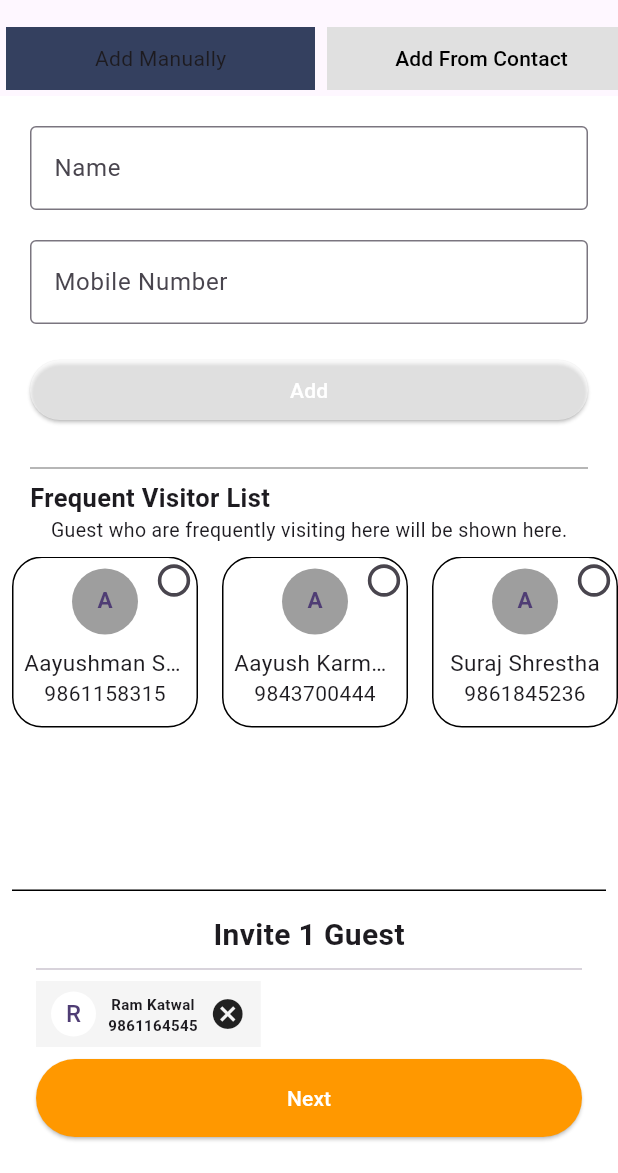
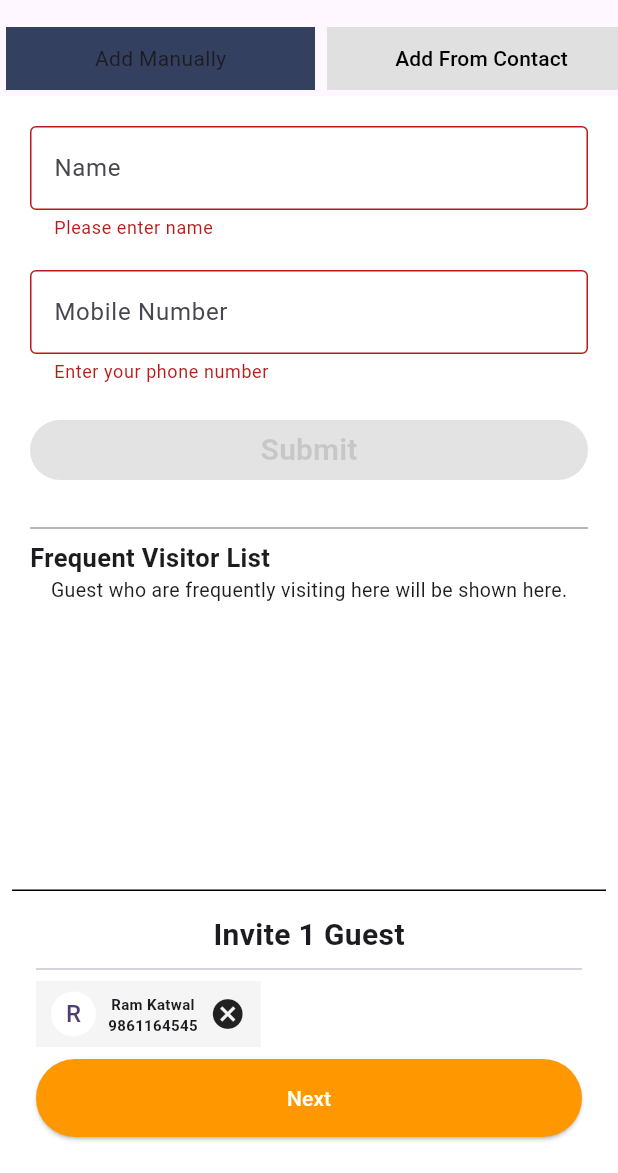
Before and after one commit to bipin24746/DayoneContacts, a Flutter app: the screen it shows after launch, on a phone screen of 412 x 824 dp, the part 63-1236 px from its top. Run offline on Flutter 3.47's test engine with Material 3 defaults, Android fonts, the phone set to English and light mode, and no system bars; drawn by our look-alikes of buttons_tabbar.

Commit message:
add manually logic almost finished

```diff
--- a/lib/pages/HomePage.dart
+++ b/lib/pages/HomePage.dart
@@ -9,10 +9,15 @@ class Homepage extends StatelessWidget {
 
   @override
   Widget build(BuildContext context) {
-    return DefaultTabController(
+    return GestureDetector(
+      onTap: ()=>FocusManager.instance.primaryFocus?.unfocus(),
+      child: DefaultTabController(
+
         length: 2,
         child: Scaffold(
+
           backgroundColor: Colors.white,
+          resizeToAvoidBottomInset: false,
           appBar: AppBar(
               title: Text(
                 "Invite Guest",
@@ -64,6 +69,7 @@ class Homepage extends StatelessWidget {
             ],
           ),
         ),
+      ),
     );
   }
 }
--- a/lib/pages/addManually.dart
+++ b/lib/pages/addManually.dart
@@ -8,41 +8,85 @@ class Addmanually extends StatefulWidget {
 }
 
 class _AddmanuallyState extends State<Addmanually> {
-  bool? value = false;
-  final List<Map<String, dynamic>> Visitors = [
-    {
-      "letter": "A",
-      "name": "Aayushman Singh Shrestha",
-      "phone": "9861158315",
-    },
-    {"letter": "A", "name": "Aayush Karmacharya", "phone": "9843700444"},
-    {"letter": "A", "name": "Suraj Shrestha", "phone": "9861845236"},
-    {"letter": "#", "name": "*3243*", "phone": "*3243*"},
-    {"letter": "9", "name": "9861158315", "phone": "9861158315"}
-  ];
+  int? selectedIndex;
+  final GlobalKey<FormState> _form = GlobalKey<FormState>();
+  bool isValid = false;
+
+  bool value = false;
+
+  final _Name = TextEditingController();
+  final _Number = TextEditingController();
+  final List<String> Name = [];
+  final List<String> Number = [];
+
+  List<int> selectedMultiple =[];
+  void submitForm() {
+    setState(() {
+      isValid = _form.currentState!.validate();
+    });
+  }
+
+  // final List<Map<String, dynamic>> Visitors = [
+  //   {
+  //     "letter": "A",
+  //     "name": "Aayushman Singh Shrestha",
+  //     "phone": "9861158315",
+  //   },
+  //   {"letter": "A", "name": "Aayush Karmacharya", "phone": "9843700444"},
+  //   {"letter": "A", "name": "Suraj Shrestha", "phone": "9861845236"},
+  //   {"letter": "#", "name": "*3243*", "phone": "*3243*"},
+  //   {"letter": "9", "name": "9861158315", "phone": "9861158315"}
+  // ];
   @override
   Widget build(BuildContext context) {
     return Scaffold(
       backgroundColor: Colors.white,
+      resizeToAvoidBottomInset: false,
       body: SingleChildScrollView(
+        child: Form(
+          key: _form,
+          onChanged: () {
+            submitForm();
+          },
           child: Column(
             children: [
               Padding(
                 padding: const EdgeInsets.only(top: 20, right: 20, left: 20),
                 child: TextFormField(
+                  controller: _Name,
+                  autovalidateMode: AutovalidateMode.always,
                   decoration: InputDecoration(
                     hintText: "Name",
                     border: OutlineInputBorder(),
                   ),
+                  validator: (value) {
+                    if (value!.isEmpty) {
+                      return 'Please enter name';
+                    }
+                    return null;
+                  },
                 ),
               ),
               Padding(
                 padding: const EdgeInsets.only(top: 20, left: 20, right: 20),
                 child: TextFormField(
+                  controller: _Number,
+                  autovalidateMode: AutovalidateMode.always,
                   decoration: InputDecoration(
                     hintText: "Mobile Number",
                     border: OutlineInputBorder(),
                   ),
+                  validator: (value) {
+                    if (value!.isEmpty) {
+                      return 'Enter your phone number';
+                    } else if (int.tryParse(value) == null) {
+                      return 'please input numbers only';
+                    } else if (value.length != 10) {
+                      return 'Enter 10 digit numbers';
+                    }
+
+                    return null;
+                  },
                   keyboardType: TextInputType.number,
                 ),
               ),
@@ -55,11 +99,25 @@ class _AddmanuallyState extends State<Addmanually> {
                     padding: const EdgeInsets.only(left: 20, right: 20),
                     child: ElevatedButton(
                         style: ElevatedButton.styleFrom(
-                          backgroundColor: Colors.white54),
-                      onPressed: () {},
+                            backgroundColor:
+                                isValid ? Colors.blue : Colors.white),
+                        onPressed: isValid
+                            ? () {
+                                submitForm();
+                                if (isValid) {
+                                  Name.add(_Name.text);
+                                  Number.add(_Number.text);
+                                }
+                                _Name.clear();
+                                _Number.clear();
+                              }
+                            : null,
                         child: Text(
-                        "Add",
-                        style: TextStyle(color: Colors.white),
+                          "Submit",
+                          style: TextStyle(
+                              color: isValid ? Colors.white : Colors.black12,
+                              fontSize: 20,
+                              fontWeight: FontWeight.bold),
                         )),
                   )),
               Padding(
@@ -103,9 +161,12 @@ class _AddmanuallyState extends State<Addmanually> {
                     height: 130,
                     child: ListView.builder(
                         scrollDirection: Axis.horizontal,
-                      itemCount: Visitors.length,
+                        itemCount: Name.length,
                         itemBuilder: (context, index) {
-                        final Visitor = Visitors[index];
+                          final isSelected =
+                          selectedMultiple.contains(index);
+                          // final isSelected = selectedIndex == index;
+                          // final Visitor = Visitors[index];
                           return SizedBox(
                             width: 140,
                             child: Padding(
@@ -113,8 +174,15 @@ class _AddmanuallyState extends State<Addmanually> {
                               child: Stack(children: [
                                 DecoratedBox(
                                     decoration: BoxDecoration(
-                                      border: Border.all(),
-                                      borderRadius: BorderRadius.circular(20)),
+                                        color: isSelected
+                                            ? Colors.orange.withOpacity(0.1)
+                                            : Colors.white,
+                                        border: Border.all(
+                                            color: isSelected
+                                                ? Colors.orange
+                                                : Colors.black),
+                                        borderRadius:
+                                            BorderRadius.circular(20)),
                                     child: Padding(
                                       padding: const EdgeInsets.all(8.0),
                                       child: Column(
@@ -124,26 +192,52 @@ class _AddmanuallyState extends State<Addmanually> {
                                           Center(
                                             child: CircleAvatar(
                                               child: Text(
-                                              Visitor["letter"],
+                                                Name[index][0],
+                                                // Visitor["letter"],
                                                 style: TextStyle(
-                                                  fontWeight: FontWeight.bold,
+                                                    color: isSelected
+                                                        ? Colors.orange
+                                                        : Colors.black,
+                                                    fontWeight:
+                                                        FontWeight.bold,
                                                     fontSize: 15),
                                               ),
                                               radius: 22,
-                                            backgroundColor: Colors.grey,
+                                              backgroundColor: isSelected
+                                                  ? Colors.white
+                                                  : Colors.grey,
                                             ),
                                           ),
                                           SizedBox(height: 8), // Add spacing
                                           Center(
                                               child: Text(
-                                          Visitor["name"],
-                                          style: TextStyle(fontSize: 15),
+                                            Name[index],
+                                            // Visitor["name"],
+                                            style: TextStyle(
+                                              fontSize: 15,
+                                              color: isSelected
+                                                  ? Colors.orange
+                                                  : Colors.black,
+                                            ),
                                             maxLines: 1,
                                             overflow: TextOverflow.ellipsis,
                                           )),
-                                        Center(child: Text(Visitor["phone"])),
+                                          Center(
+                                            child: Text(
+                                              Number[index],
+                                              style: TextStyle(
+
+
+                                                color: isSelected
+                                                    ? Colors.orange
+                                                    : Colors.black,
+                                              ),
+                                            ),
+                                          )
+                                          // Text(Visitor["phone"])),
                                         ],
                                       ),
+
                                     )),
                                 Positioned(
                                   top: -8,
@@ -151,13 +245,21 @@ class _AddmanuallyState extends State<Addmanually> {
                                   child: Transform.scale(
                                       scale: 1.2,
                                       child: Checkbox(
+                                          checkColor:
+                                          isSelected ? Colors.white : null,
                                           shape: CircleBorder(),
-                                        value: value,
+                                          value: isSelected,
                                           onChanged: (bool? newValue) {
                                             setState(() {
-                                            value = newValue;
+                                              if (newValue == true) {
+                                                selectedMultiple.add(index);
+                                              } else {
+                                                selectedMultiple.remove(index);
+                                              }
                                             });
-                                        })),
+                                          },
+                                      activeColor: Colors.orange,
+                                      )),
                                 )
                               ]),
                             ),
@@ -169,6 +271,7 @@ class _AddmanuallyState extends State<Addmanually> {
             ],
           ),
         ),
+      ),
     );
   }
 }
```
Lines whose indentation alone changed are shown as unchanged.
